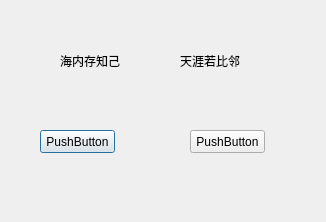
Before: the Qt Designer form others/biling/design_01.ui in xhongc/pythonCrawl, drawn with Qt 5.
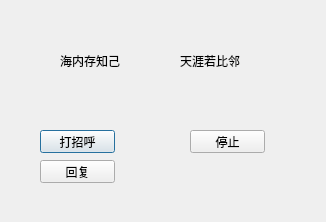
After: the same form once the commit is applied.

```diff
--- a/others/biling/design_01.ui
+++ b/others/biling/design_01.ui
@@ -49,7 +49,7 @@
     </rect>
    </property>
    <property name="text">
-    <string>PushButton</string>
+    <string>打招呼</string>
    </property>
   </widget>
   <widget class="QPushButton" name="pushButton_2">
@@ -62,7 +62,20 @@
     </rect>
    </property>
    <property name="text">
-    <string>PushButton</string>
+    <string>停止</string>
+   </property>
+  </widget>
+  <widget class="QPushButton" name="pushButton_3">
+   <property name="geometry">
+    <rect>
+     <x>40</x>
+     <y>160</y>
+     <width>75</width>
+     <height>23</height>
+    </rect>
+   </property>
+   <property name="text">
+    <string>回复</string>
    </property>
   </widget>
  </widget>
```
